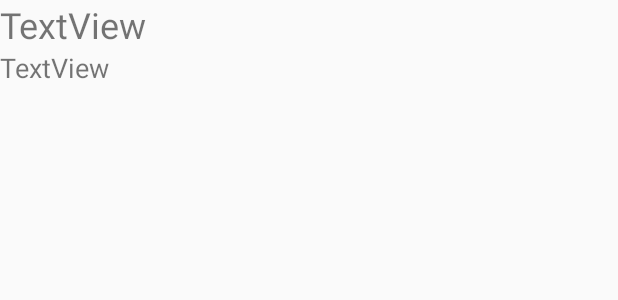
After one commit to wyuuta/android-sehat-bersama, an Android app: the layout list_row.xml on its own in the app's theme, with its tools: preview values and no code run, on a phone screen of 412 x 824 dp. The commit adds this screen. Shown: the top 300 px of the screen. Run offline under Robolectric (Android 15) with nearby library versions, the phone set to English and light mode, and no system bars.

Commit message:
Add kali in list page

```diff
--- a/app/src/main/java/com/example/yuuta/sehatbersama/CourseActivity.kt
+++ b/app/src/main/java/com/example/yuuta/sehatbersama/CourseActivity.kt
@@ -5,8 +5,8 @@ import android.content.Intent
 import android.os.Bundle
 import android.view.View
 import android.widget.AdapterView
-import android.widget.ArrayAdapter
 import android.widget.Toast
+import com.example.yuuta.sehatbersama.CustomAdapter.CourseListAdapter
 import com.example.yuuta.sehatbersama.Object.Course
 import com.example.yuuta.sehatbersama.Object.CourseList
 
@@ -25,11 +25,13 @@ class CourseActivity : ListActivity() {
         val localCourseList = ArrayList<Course>()
 
         val moves = ArrayList<String>()
+        val lama = ArrayList<String>()
         for (id in courseIdList) {
             localCourseList.add(courseList[id])
             moves.add(courseList[id].ambilNama())
+            lama.add(courseList[id].ambilLama())
         }
-        val adapter: ArrayAdapter<String> = ArrayAdapter<String>(listView.context, android.R.layout.simple_list_item_1, moves)
+        val adapter: CourseListAdapter = CourseListAdapter(this, moves, lama)
         listView.adapter = adapter
         listView.onItemClickListener = AdapterView.OnItemClickListener { adapterView, view, i, l ->
             courseDetailPage(view, localCourseList[i].ambilNama(), localCourseList[i].ambilDeskripsi())
--- /dev/null
+++ b/app/src/main/res/layout/list_row.xml
@@ -0,0 +1,20 @@
+<?xml version="1.0" encoding="utf-8"?>
+<LinearLayout xmlns:android="http://schemas.android.com/apk/res/android"
+    android:layout_width="match_parent"
+    android:layout_height="wrap_content"
+    android:orientation="vertical">
+
+    <TextView
+        android:id="@+id/textTitle"
+        android:layout_width="match_parent"
+        android:layout_height="wrap_content"
+        android:text="TextView"
+        android:textSize="24sp" />
+
+    <TextView
+        android:id="@+id/textSubtitle"
+        android:layout_width="match_parent"
+        android:layout_height="wrap_content"
+        android:text="TextView"
+        android:textSize="18sp" />
+</LinearLayout>
```
Also changed, not shown: app/src/main/java/com/example/yuuta/sehatbersama/CustomAdapter/CourseListAdapter.java (added, +50 -0 lines), app/src/main/res/drawable/pullup.jpg (added).
